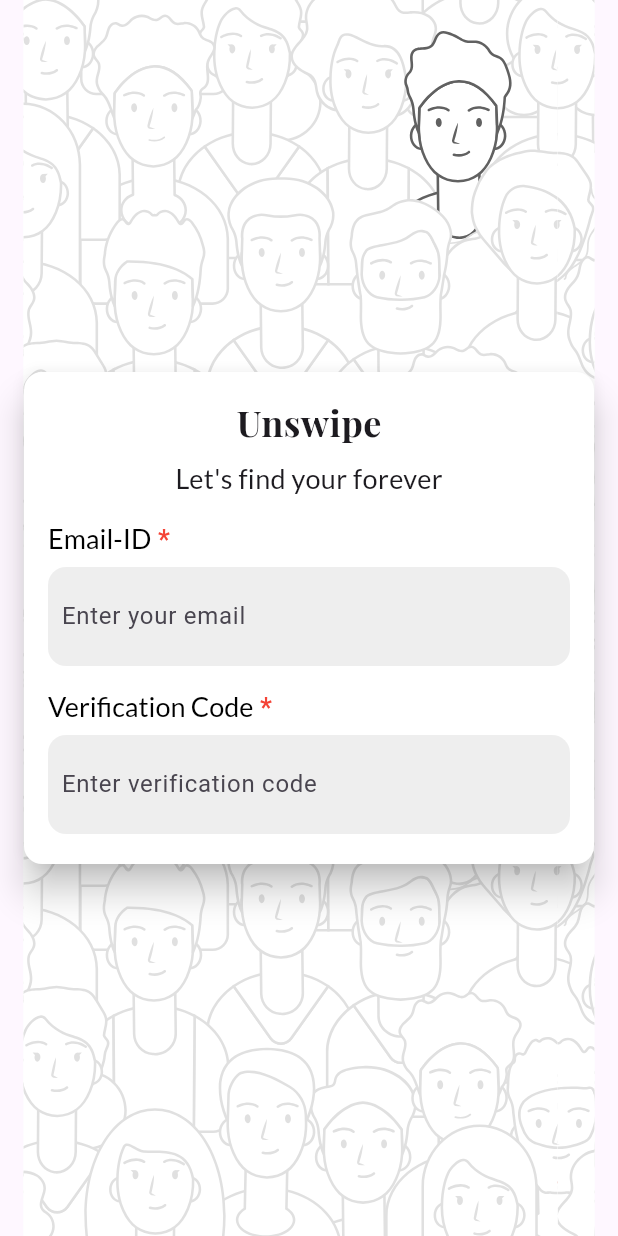
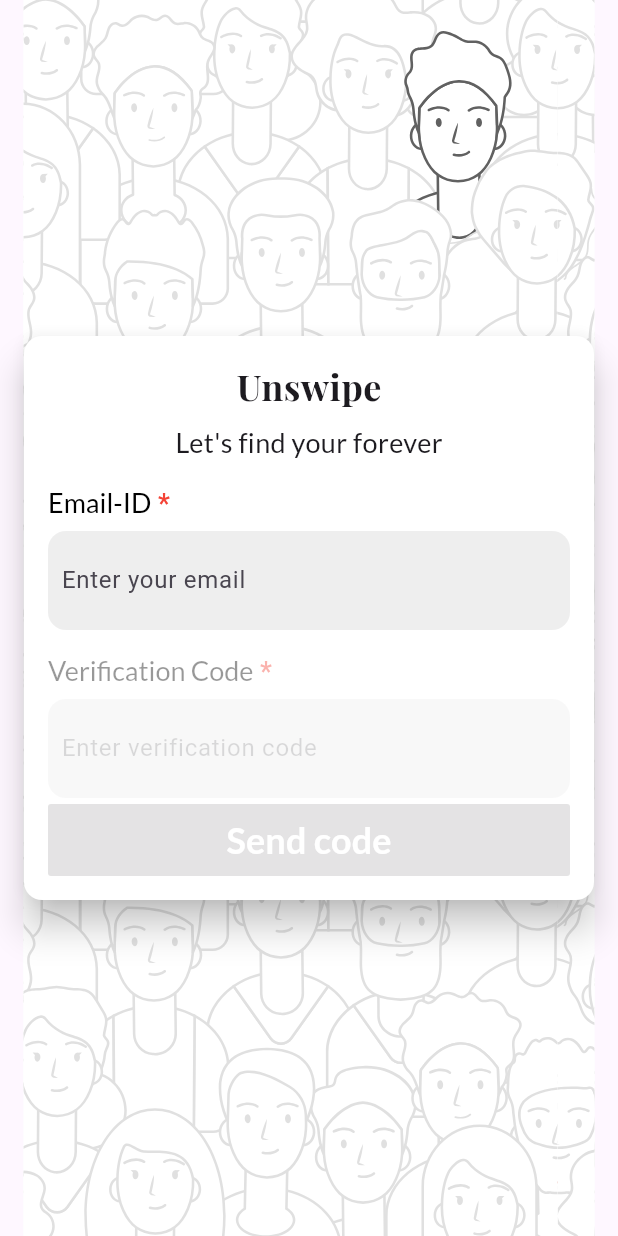
Before and after one commit to Unswipe-Dating/app, a Flutter app: the screen it shows after launch, on a phone screen of 412 x 824 dp. Run offline on Flutter 3.47's test engine with Material 3 defaults, Android fonts, the phone set to English and light mode, and no system bars; our stand-ins replace flutter_svg.

Commit message:
login ui completed with user validation

```diff
--- a/lib/Login.dart
+++ b/lib/Login.dart
@@ -1,6 +1,4 @@
 import 'dart:async';
-import 'dart:ffi';
-
 import 'package:flutter/material.dart';
 import 'package:flutter_svg/flutter_svg.dart';
 
@@ -44,10 +42,12 @@ class MyForm extends StatefulWidget {
 class _MyFormState extends State<MyForm> {
   TextEditingController emailController = TextEditingController();
   TextEditingController otpController = TextEditingController();
+  late CustomButtonState buttonState;
 
+  bool isCodeRequested = false;
   bool isButtonEnabled = false;
   bool isOtpEnabled = false;
-
+  late String buttonText = buttonState.text;
   late Timer _timer;
   int _start = 90;
 
@@ -56,6 +56,7 @@ class _MyFormState extends State<MyForm> {
     super.initState();
 
     // Add listeners to the controllers to track changes in text fields
+    buttonState = CustomButtonState.code;
     emailController.addListener(validateFields);
     otpController.addListener(validateFields);
   }
@@ -67,7 +68,8 @@ class _MyFormState extends State<MyForm> {
 
     // Enable or disable the button based on the validation status
     setState(() {
-      isButtonEnabled = isEmailValid && isPasswordValid;
+      isButtonEnabled = isButtonEnabledState(isEmailValid,
+          isPasswordValid);
       isOtpEnabled = isEmailValid;
     });
   }
@@ -82,12 +84,45 @@ class _MyFormState extends State<MyForm> {
     return password.isNotEmpty && password.length >= 6;
   }
 
-  void onSentOtpClick(String email) {
-    // some action to perform
-    setState(() {
-    });
+  bool isButtonEnabledState(bool email, bool password) {
+     switch(buttonState) {
+       case CustomButtonState.loading:
+         return true; // we need to change it according to start api and update it on api response
+       case CustomButtonState.code:
+         return email;
+       case CustomButtonState.signup:
+         return email && password;
+       case CustomButtonState.resendCode:
+         return email && isCodeRequested;
+    }
   }
 
+
+
+  void onButtonClick(String email, String code, ) {
+    switch(buttonState) {
+      case CustomButtonState.loading:{
+
+      }
+      case CustomButtonState.code:{
+        buttonState = CustomButtonState.loading;
+        //some api code to request otp/code,
+        //update buttonState to code again
+        isCodeRequested = true;
+      }
+      case CustomButtonState.signup: {
+        // take to other page
+
+      }
+      case CustomButtonState.resendCode: {
+        //resend code api call
+
+      }
+    }
+
+    validateFields();
+
+  }
 
 
   void startTimer() {
@@ -121,6 +156,7 @@ class _MyFormState extends State<MyForm> {
     return Card(
       elevation: 10,
       color: Colors.white,
+      surfaceTintColor: Colors.white,
       margin: const EdgeInsets.all(16.0),
       child: Padding(
         padding: const EdgeInsets.all(16.0),
@@ -149,19 +185,29 @@ class _MyFormState extends State<MyForm> {
                 titleText:'Email-ID',
                 hintText: 'Enter your email',
                 controller: emailController,
-                keyboardType: TextInputType.emailAddress
+                keyboardType: TextInputType.emailAddress,
             ),
             const SizedBox(height: 16.0),
             Opacity(
-              opacity: 1,
+              opacity: isOtpEnabled ? 1 : 0.4,
               child: RoundedTextInput(
                   titleText: 'Verification Code',
                   hintText: 'Enter verification code',
                   controller: otpController,
-                  keyboardType: TextInputType.visiblePassword
+                  keyboardType: TextInputType.visiblePassword,
+                  isEnabled: isOtpEnabled,
               ),
             ),
             const SizedBox(height: 4.0),
+            CustomButton(
+                text: buttonText,
+                onPressed:() {
+                  onButtonClick(emailController.text, otpController.text);
+                },
+                isEnabled: isButtonEnabled,
+            )
+
+
           ],
         ),
       ),
@@ -174,6 +220,51 @@ class _MyFormState extends State<MyForm> {
     print('Email: ${emailController.text}');
     print('Password: ${otpController.text}');
   }
+
+}
+
+
+
+class CustomButton extends StatefulWidget {
+  final String text;
+  final VoidCallback? onPressed;
+  final bool isEnabled;
+
+  const CustomButton({super.key,
+    required this.text,
+    this.onPressed,
+    this.isEnabled = true});
+
+  @override
+  State<CustomButton> createState() => _CustomButtonState();
+}
+
+class _CustomButtonState extends State<CustomButton> {
+
+  @override
+  Widget build(BuildContext context) {
+    return ElevatedButton(
+
+      onPressed: widget.isEnabled ? widget.onPressed : null,
+        style: ElevatedButton.styleFrom(
+          foregroundColor: Colors.white, backgroundColor: Colors.black, // Text color
+          shape: RoundedRectangleBorder(
+            borderRadius: BorderRadius.circular(2.0), // Rounded corners
+          ),
+          minimumSize: Size.fromHeight(48)
+        ),
+      child: Text(
+          widget.text,
+          style: const TextStyle(
+            color: Colors.white,
+            fontSize: 24.0,
+            fontFamily:'Lato',
+            fontWeight: FontWeight.w600,
+          )
+      ),
+
+    );
+  }
 }
 
 
@@ -183,7 +274,6 @@ class RoundedTextInput extends StatefulWidget {
   final String hintText;
   final TextInputType keyboardType;
   final bool isEnabled;
-
   const RoundedTextInput({super.key,
     required this.titleText,
     required this.controller,
@@ -200,6 +290,12 @@ class RoundedTextInput extends StatefulWidget {
 class _RoundedTextFieldState extends State<RoundedTextInput> {
   final ValueNotifier<bool> _textFiledIsFocused = ValueNotifier(false);
   late final FocusNode focusNode = FocusNode();
+  String errorString = "";
+  void _setError(String errorString) {
+    setState(() {
+      this.errorString = errorString;
+    });
+  }
 
 
 
@@ -268,8 +364,50 @@ class _RoundedTextFieldState extends State<RoundedTextInput> {
 
             )
         ),
+        if (errorString != "")
+        IconTextWidget(iconData: Icons.error, text:  errorString)
       ],
     );
   }
 
 }
+
+class IconTextWidget extends StatelessWidget {
+  final IconData iconData;
+  final String text;
+
+  const IconTextWidget({super.key, required this.iconData, required this.text});
+
+  @override
+  Widget build(BuildContext context) {
+    return Row(
+      children: [
+        Icon(iconData),
+        const SizedBox(width: 8), // Adjust the spacing between icon and text
+        Text(text),
+      ],
+    );
+  }
+}
+
+enum CustomButtonState {
+  code,
+  signup,
+  resendCode,
+  loading
+}
+
+extension CustomButtonStateText on CustomButtonState {
+  String get text {
+    switch (this) {
+      case CustomButtonState.code:
+        return "Send code";
+      case CustomButtonState.signup:
+        return "Signup/Login";
+      case CustomButtonState.resendCode:
+        return "Resend code";
+      case CustomButtonState.loading:
+        return "Loading...";
+    }
+  }
+}
--- a/lib/main.dart
+++ b/lib/main.dart
@@ -1,6 +1,5 @@
 import 'package:flutter/material.dart';
 import 'package:unswipe/Login.dart';
-import 'package:unswipe/OnBoarding.dart';
 
 void main() {
   runApp(const MyApp());
@@ -87,7 +86,7 @@ class _MyHomePageState extends State<MyHomePage> {
           home: const LoginScreen(),
           title: "UnSwipe",
           theme: ThemeData(
-            primaryColor: Color(0xFF3E69FE), // Set the primary color
+            primaryColor: const Color(0xFF3E69FE), // Set the primary color
             appBarTheme: const AppBarTheme(
               color: Color(0xFF3E69FE), // Set the appbar background colo
             ),
```
